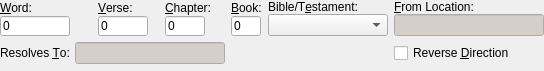
The window that programs/KJVCanOpener/KJVPassageNavigator.ui (dewhisna/KingJamesPureBibleSearch) describes before a commit, drawn with Qt 5.
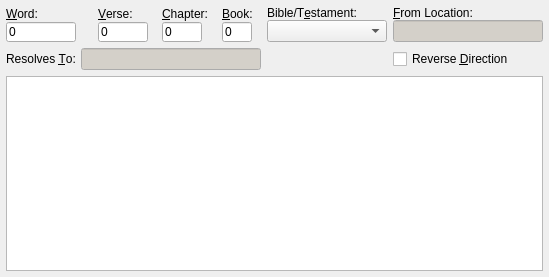
The same window after the commit. Custom widgets are drawn as their Qt base class.

Commit message: Moved ToolTip for passages/phrases to CPhraseNavigator.  Created CScriptureEdit for QTextEdit to be similar to CScriptureBrowser for QTextBrowser.  Ideally, we'd be able to subclass both with just QTextEdit, but there's no way to change QTextBrowser to inherit from CScriptureEdit instead of QTextEdit.  Fixed the fillEditorWithVerse so highlight will work correctly (specifically the anchor positions).

Diff of the .ui file:
```diff
--- a/programs/KJVCanOpener/KJVPassageNavigator.ui
+++ b/programs/KJVCanOpener/KJVPassageNavigator.ui
@@ -6,17 +6,22 @@
    <rect>
     <x>0</x>
     <y>0</y>
-    <width>543</width>
-    <height>71</height>
+    <width>549</width>
+    <height>277</height>
    </rect>
   </property>
   <property name="windowTitle">
    <string>Form</string>
   </property>
-  <layout class="QGridLayout" name="gridLayout">
+  <layout class="QVBoxLayout" name="verticalLayout_7">
+   <property name="spacing">
+    <number>6</number>
+   </property>
    <property name="margin">
-    <number>0</number>
+    <number>6</number>
    </property>
+   <item>
+    <layout class="QGridLayout" name="gridLayout">
    <item row="0" column="0">
     <layout class="QVBoxLayout" name="verticalLayout">
      <property name="spacing">
@@ -264,7 +269,7 @@
      </item>
     </layout>
    </item>
-   <item row="1" column="0" colspan="3">
+     <item row="1" column="0" colspan="4">
     <layout class="QHBoxLayout" name="horizontalLayout">
      <item>
       <widget class="QLabel" name="lblResolved">
@@ -280,7 +285,7 @@
       <widget class="QLineEdit" name="editResolved">
        <property name="minimumSize">
         <size>
-         <width>150</width>
+           <width>180</width>
          <height>20</height>
         </size>
        </property>
@@ -335,21 +340,42 @@
      </property>
     </widget>
    </item>
-   <item row="2" column="1">
-    <spacer name="verticalSpacer">
-     <property name="orientation">
-      <enum>Qt::Vertical</enum>
-     </property>
-     <property name="sizeHint" stdset="0">
+    </layout>
+   </item>
+   <item>
+    <widget class="CScriptureEdit" name="editVersePreview">
+     <property name="minimumSize">
       <size>
-       <width>20</width>
-       <height>0</height>
+       <width>200</width>
+       <height>150</height>
       </size>
      </property>
-    </spacer>
+     <property name="mouseTracking">
+      <bool>false</bool>
+     </property>
+     <property name="acceptDrops">
+      <bool>false</bool>
+     </property>
+     <property name="tabChangesFocus">
+      <bool>true</bool>
+     </property>
+     <property name="undoRedoEnabled">
+      <bool>false</bool>
+     </property>
+     <property name="textInteractionFlags">
+      <set>Qt::TextSelectableByKeyboard|Qt::TextSelectableByMouse</set>
+     </property>
+    </widget>
    </item>
   </layout>
  </widget>
+ <customwidgets>
+  <customwidget>
+   <class>CScriptureEdit</class>
+   <extends>QTextEdit</extends>
+   <header>ScriptureEdit.h</header>
+  </customwidget>
+ </customwidgets>
  <tabstops>
   <tabstop>editWord</tabstop>
   <tabstop>editVerse</tabstop>
```
Lines whose indentation alone changed are shown as unchanged. The commit also changes 9 other files.
